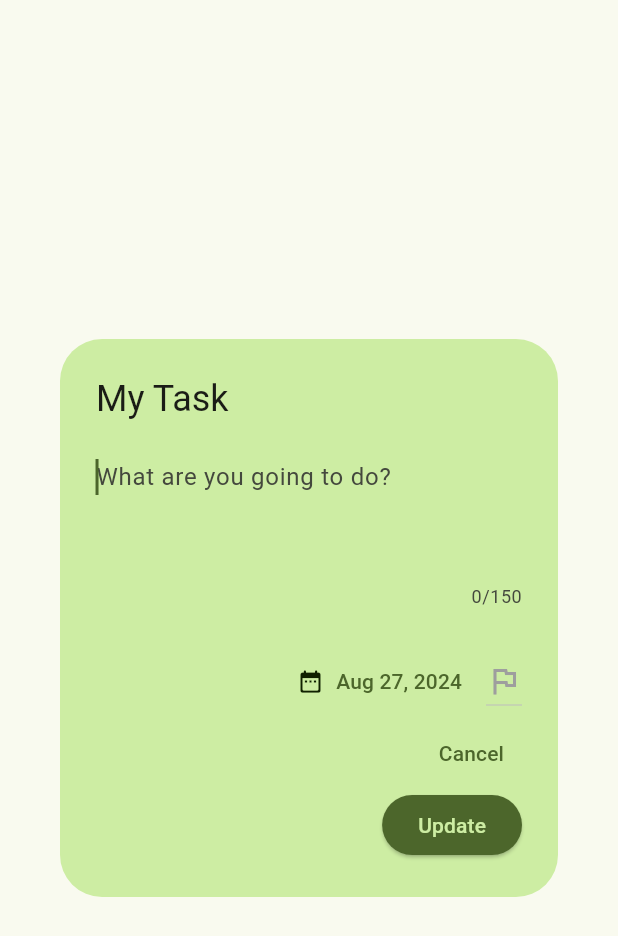
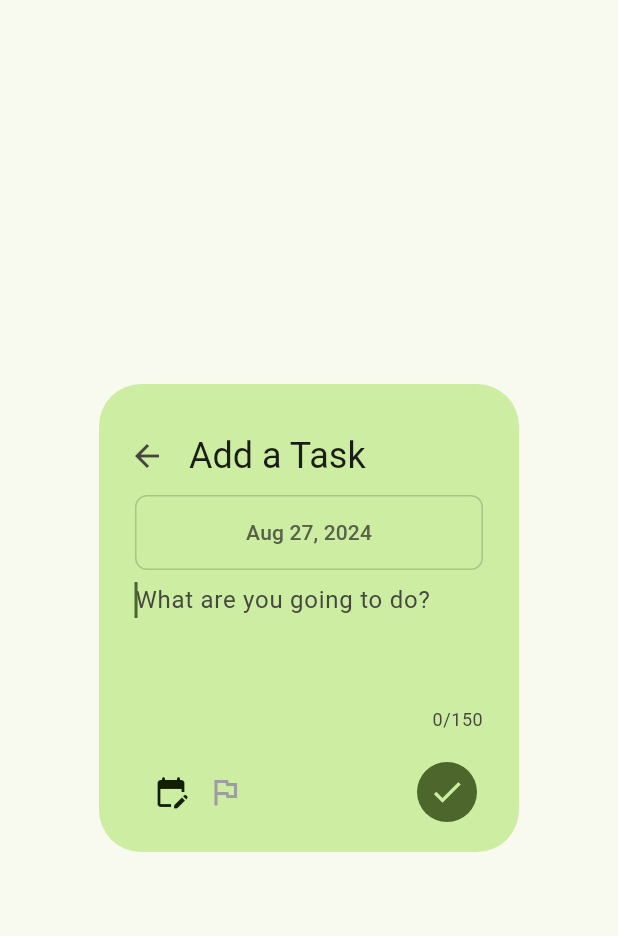
Before and after one commit to csarevalo/todo-list, a Flutter app: the EditTaskDialog widget shown alone on an empty page, opened directly with empty values, on a phone screen of 412 x 824 dp. Shown: the top 936 px of the screen. Run offline on Flutter 3.47's test engine with Material 3 defaults, Android fonts, the phone set to English and light mode, and no system bars; our stand-ins replace flutter_slidable.

Commit message:
improved edit & task dialog look

```diff
--- a/lib/src/widgets/dialogs/edit_task_dialog.dart
+++ b/lib/src/widgets/dialogs/edit_task_dialog.dart
@@ -26,8 +26,21 @@ class _EditTaskDialogState extends State<EditTaskDialog> {
   String? _dropdownPriorityValue;
   int _priority = 0;
   DateTime? _newDateDue;
+  bool _hasDueByTime = false;
+  bool _isTextFieldEmpty = true;
 
-  bool _isTextFieldEmpty = false;
+  @override
+  void initState() {
+    super.initState();
+
+    _taskTitleController.text = widget.task.title; //task title
+    _dropdownPriorityValue =
+        _priorityCallbackOptions[widget.task.priority]; //dropdown priority val
+    _priority = widget.task.priority; //task priority
+    _newDateDue = widget.task.dateDue; //task due date
+    _hasDueByTime = widget.task.hasDueByTime ?? false; //task has due by time
+    _isTextFieldEmpty = false;
+  }
 
   void _editTask(BuildContext context) {
     String taskTitleText = _taskTitleController.text;
@@ -43,7 +56,7 @@ class _EditTaskDialogState extends State<EditTaskDialog> {
         newTitle: taskTitleText,
         newPriority: _priority,
         newDateDue: _newDateDue,
-        hasDueByTime: false, //TODO: Change
+        hasDueByTime: _hasDueByTime,
       );
     }
     _taskTitleController.clear();
@@ -67,43 +80,181 @@ class _EditTaskDialogState extends State<EditTaskDialog> {
   }
 
   void _showDatePicker() {
-    final today = DateUtils.dateOnly(DateTime.now());
+    final today = DateTime.now();
+    final prevDate = _newDateDue;
     showDatePicker(
       context: context,
       cancelText: "Clear",
       initialDate: _newDateDue ?? today,
       firstDate: today.subtract(const Duration(days: 365 * 25)), // 25 yrs ago
-      lastDate: today.add(const Duration(days: 365 * 50)), // 50 yrs in future
+      lastDate: today.add(const Duration(days: 365 * 50)), // 50 yrs from now
+    ).then((datePicked) {
+      setState(() {
+        if (datePicked != null && prevDate != null && _hasDueByTime) {
+          _newDateDue = DateTime(
+            datePicked.year,
+            datePicked.month,
+            datePicked.day,
+            prevDate.hour,
+            prevDate.minute,
+          );
+        } else {
+          _newDateDue = datePicked;
+        }
+      });
+    });
+  }
+
+  void _showTimePicker() {
+    final TimeOfDay? prevTime =
+        _newDateDue == null ? null : TimeOfDay.fromDateTime(_newDateDue!);
+    showTimePicker(
+      context: context,
+      initialTime: prevTime ?? TimeOfDay.now(),
     ).then(
-      (value) {
+      (timePicked) {
         setState(() {
-          _newDateDue = value;
+          var date = _newDateDue!;
+          if (timePicked == null) {
+            //TODO: hasDueByTime = false
+            _newDateDue = date;
+            _hasDueByTime = false;
+          } else {
+            _newDateDue = DateTime(
+              date.year,
+              date.month,
+              date.day,
+              timePicked.hour,
+              timePicked.minute,
+            );
+            _hasDueByTime = true;
+          }
         });
       },
     );
   }
 
-  @override
-  void initState() {
-    super.initState();
+  void _showDateTimePicker() async {
+    final today = DateTime.now();
+    var datePicked = await showDatePicker(
+      context: context,
+      cancelText: "Clear",
+      initialDate: _newDateDue ?? today,
+      firstDate: today.subtract(const Duration(days: 365 * 25)), // 25 yrs ago
+      lastDate: today.add(const Duration(days: 365 * 50)), // 50 yrs in future
+    );
+    if (datePicked == null) {
+      setState(() {
+        _newDateDue = datePicked;
+        _hasDueByTime = false;
+      });
+    } else {
+      var timePicked = await showTimePicker(
+        context: context,
+        initialTime: TimeOfDay.now(),
+        cancelText: "Skip",
+      );
+      setState(() {
+        if (timePicked == null) {
+          //TODO: hasDueBy = false
+          _newDateDue = datePicked;
+          _hasDueByTime = false;
+        } else {
+          _newDateDue = DateTime(
+            datePicked.year,
+            datePicked.month,
+            datePicked.day,
+            timePicked.hour,
+            timePicked.minute,
+          );
+          _hasDueByTime = true;
+        }
+      });
+    }
+  }
 
-    _taskTitleController.text = widget.task.title; //task title
-    _dropdownPriorityValue =
-        _priorityCallbackOptions[widget.task.priority]; //dropdown priority val
-    _priority = widget.task.priority; //task priority
-    _newDateDue = widget.task.dateDue; //task due date
-  }
+  var formatterDate = DateFormat('MMM d, yyyy');
+  var formatterTime = DateFormat('hh:mm a');
 
   @override
   Widget build(BuildContext context) {
     final themeColors = Theme.of(context).colorScheme;
-    // final textTheme = Theme.of(context).textTheme;
+    final textTheme = Theme.of(context).textTheme;
     return AlertDialog(
       backgroundColor: themeColors.primaryContainer,
-      title: const Text("My Task"),
+      titlePadding:
+          const EdgeInsetsDirectional.only(start: 8, top: 24, end: 24),
+      title: Row(
+        children: [
+          IconButton(
+            onPressed: () {
+              Navigator.of(context).pop();
+            },
+            icon: const Icon(Icons.arrow_back),
+          ),
+          const SizedBox(width: 4),
+          const Text("Add a Task"),
+        ],
+      ),
+      contentPadding: EdgeInsetsDirectional.only(
+        start: 24,
+        top: _newDateDue == null ? 0 : 2,
+        end: 24,
+        // bottom: 24,
+      ),
       content: Column(
         mainAxisSize: MainAxisSize.min,
         children: [
+          if (_newDateDue != null) ...[
+            Container(
+              decoration: BoxDecoration(
+                  color: themeColors.primaryContainer,
+                  border: Border.all(
+                    color: themeColors.onPrimaryContainer.withAlpha(50),
+                  ),
+                  borderRadius: BorderRadius.circular(8)),
+              child: Row(
+                mainAxisAlignment: MainAxisAlignment.center,
+                // mainAxisSize: MainAxisSize.min,
+                children: [
+                  TextButton(
+                    onPressed: _showDatePicker,
+                    style: TextButton.styleFrom(
+                      overlayColor: Colors.transparent,
+                    ),
+                    child: Text(
+                      formatterDate.format(_newDateDue!),
+                      style: textTheme.titleSmall!.copyWith(
+                        color: themeColors.secondary,
+                      ),
+                    ),
+                  ),
+                  if (_hasDueByTime) ...[
+                    SizedBox(
+                      height: 20,
+                      child: VerticalDivider(
+                        width: 8,
+                        thickness: 1.5,
+                        color: themeColors.onPrimaryContainer.withAlpha(75),
+                      ),
+                    ),
+                    TextButton(
+                      onPressed: _showTimePicker,
+                      style: TextButton.styleFrom(
+                        overlayColor: Colors.transparent,
+                      ),
+                      child: Text(
+                        formatterTime.format(_newDateDue!),
+                        style: textTheme.titleSmall!.copyWith(
+                          color: themeColors.secondary,
+                        ),
+                      ),
+                    ),
+                  ],
+                ],
+              ),
+            ),
+          ],
           TextField(
             autofocus: true,
             textInputAction:
@@ -114,7 +265,7 @@ class _EditTaskDialogState extends State<EditTaskDialog> {
                 MaxLengthEnforcement.truncateAfterCompositionEnds,
             textCapitalization: TextCapitalization.sentences,
             inputFormatters: [
-              FilteringTextInputFormatter.deny(RegExp(r"\n")),
+              FilteringTextInputFormatter.deny(RegExp(r"\n")), //remove ne
               FilteringTextInputFormatter.deny(RegExp(r"\t")),
             ],
             controller: _taskTitleController,
@@ -123,7 +274,7 @@ class _EditTaskDialogState extends State<EditTaskDialog> {
               border: InputBorder.none, //OutlineInputBorder(),
             ),
             onSubmitted: (value) {
-              _editTask(context);
+              if (value.isNotEmpty) _editTask(context);
             },
             onChanged: (value) {
               setState(() {
@@ -133,32 +284,24 @@ class _EditTaskDialogState extends State<EditTaskDialog> {
           ),
         ],
       ),
+      actionsPadding: const EdgeInsets.symmetric(horizontal: 24, vertical: 16),
+      // actionsPadding: const EdgeInsets.only(left: 24, right: 24, bottom: 16),
       actions: <Widget>[
         Row(
-          mainAxisSize: MainAxisSize.min,
-          mainAxisAlignment: MainAxisAlignment.start,
           children: [
-            if (_newDateDue == null) ...[
             IconButton(
-                onPressed: _showDatePicker,
-                icon: Icon(
-                  Icons.event_busy,
-                  color: themeColors.onPrimaryContainer,
+              onPressed: _showDateTimePicker,
+              icon: _newDateDue == null
+                  ? Icon(Icons.event_busy,
+                      color: themeColors.onPrimaryContainer.withAlpha(150))
+                  : Icon(Icons.edit_calendar_rounded,
+                      color: themeColors.onPrimaryContainer),
             ),
-              ),
-            ] else ...[
-              TextButton.icon(
-                onPressed: _showDatePicker,
-                label: Text(DateFormat.yMMMd().format(_newDateDue!).toString()),
-                icon: Icon(
-                  Icons.date_range_rounded,
-                  color: themeColors.onPrimaryContainer,
-                ),
-              ),
-            ],
             DropdownButton(
               value: _dropdownPriorityValue,
-              iconSize: 0,
+              iconSize: 0, //remove dropdown arrow
+              underline: const SizedBox.shrink(), //remove underline
+              borderRadius: BorderRadius.circular(8), //effects dropdown
               items: const [
                 DropdownMenuItem(
                   value: "High",
@@ -178,30 +321,26 @@ class _EditTaskDialogState extends State<EditTaskDialog> {
                 )
               ],
               onChanged: dropdownPriorityCallback,
-            )
-          ],
             ),
-        TextButton(
-          onPressed: () {
-            Navigator.of(context).pop();
-          },
-          child: const Text("Cancel"),
-        ),
-        ElevatedButton(
-          style: OutlinedButton.styleFrom(
-            backgroundColor: themeColors.primary,
-            foregroundColor: themeColors.primaryContainer,
-            disabledBackgroundColor: themeColors.error,
-            disabledForegroundColor: themeColors.onError,
-          ),
+            const Spacer(),
+            IconButton.filled(
+              // style: OutlinedButton.styleFrom(
+              //   backgroundColor: themeColors.primary,
+              //   foregroundColor: themeColors.primaryContainer,
+              //   disabledBackgroundColor: themeColors.error.withOpacity(0.25),
+              //   disabledForegroundColor: themeColors.onError.withOpacity(0.5),
+              // ),
+              color: themeColors.primaryContainer, //icon color
               onPressed: _isTextFieldEmpty
                   ? null // to disable update button
                   : () => _editTask(context),
-          child: const Text("Update"),
+              icon: const Icon(Icons.check),
             ),
           ],
+        )
+      ],
       actionsAlignment: MainAxisAlignment.center,
-      buttonPadding: const EdgeInsets.symmetric(horizontal: 15),
+      // buttonPadding: const EdgeInsets.symmetric(horizontal: 15),
       // contentPadding: EdgeInsets.symmetric(),
       // actionsPadding: const EdgeInsets.only(bottom: 15),
       // insetPadding: const EdgeInsets.all(50), // outside dialog
```
Also changed, not shown: lib/src/widgets/dialogs/add_task_dialog.dart (+0 -32 lines), lib/src/widgets/dialogs/personal_date_picker.dart (added, +32 -0 lines). Lines whose indentation alone changed are shown as unchanged.
